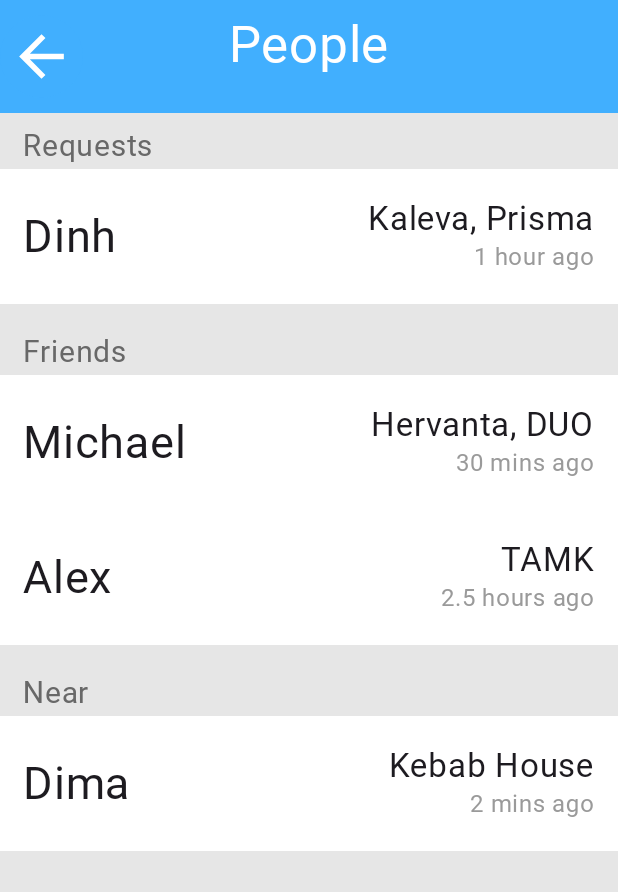
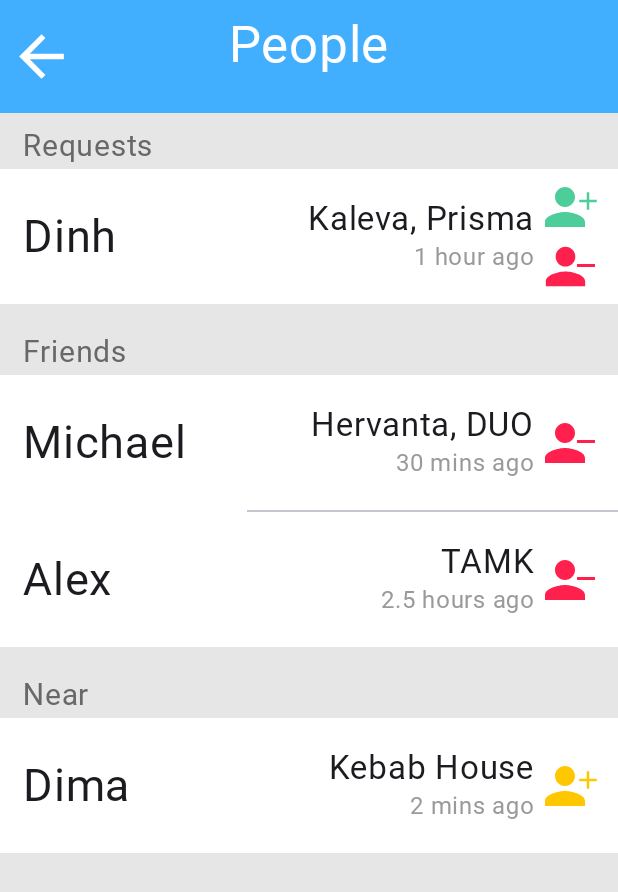
Before and after one commit to M1h4n1k/MyZenly, an Android app built with Jetpack Compose: the screen it shows after launch (MainActivity), after a tap on "People", on a phone screen of 412 x 824 dp. Shown: the top 892 px of the screen. Run offline under Robolectric (Android 15) with nearby library versions, the phone set to English and light mode, and no system bars; Roboto replaces fonts that are not available here.

Commit message:
added title to main page, added action buttons and dividers to people, added color animation to settings

```diff
--- a/android/app/src/main/java/com/example/mzenly/Main.kt
+++ b/android/app/src/main/java/com/example/mzenly/Main.kt
@@ -1,11 +1,13 @@
 package com.example.mzenly
 
 import androidx.compose.foundation.layout.Arrangement
+import androidx.compose.foundation.layout.Box
 import androidx.compose.foundation.layout.Column
 import androidx.compose.foundation.layout.PaddingValues
 import androidx.compose.foundation.layout.Spacer
 import androidx.compose.foundation.layout.fillMaxSize
 import androidx.compose.foundation.layout.height
+import androidx.compose.foundation.layout.offset
 import androidx.compose.foundation.layout.padding
 import androidx.compose.foundation.layout.size
 import androidx.compose.foundation.layout.width
@@ -22,9 +24,16 @@ import androidx.compose.material3.Text
 import androidx.compose.runtime.Composable
 import androidx.compose.ui.Alignment
 import androidx.compose.ui.Modifier
+import androidx.compose.ui.graphics.Brush
 import androidx.compose.ui.graphics.Color
+import androidx.compose.ui.graphics.StrokeJoin
+import androidx.compose.ui.graphics.TileMode
+import androidx.compose.ui.graphics.drawscope.Stroke
 import androidx.compose.ui.graphics.vector.ImageVector
+import androidx.compose.ui.text.TextStyle
+import androidx.compose.ui.text.style.TextDecoration
 import androidx.compose.ui.tooling.preview.Preview
+import androidx.compose.ui.unit.TextUnit
 import androidx.compose.ui.unit.dp
 import androidx.compose.ui.unit.sp
 import androidx.navigation.NavController
@@ -32,6 +41,7 @@ import androidx.navigation.compose.NavHost
 import androidx.navigation.compose.composable
 import androidx.navigation.compose.rememberNavController
 import com.example.mzenly.ui.theme.MZenlyTheme
+import com.example.mzenly.ui.theme.roundedSansFamily
 import com.google.android.gms.maps.model.CameraPosition
 import com.google.android.gms.maps.model.LatLng
 import com.google.maps.android.compose.GoogleMap
@@ -41,7 +51,6 @@ import com.google.maps.android.compose.MapUiSettings
 import com.google.maps.android.compose.Marker
 import com.google.maps.android.compose.MarkerState
 import com.google.maps.android.compose.rememberCameraPositionState
-
 
 
 @Composable
@@ -75,6 +84,30 @@ private fun MainNavButton(icon: ImageVector, text: String, onClick: () -> Unit){
 }
 
 
+@Composable
+private fun PlaceHeader(place: String){
+    Box (Modifier.offset(10.dp)) {
+        Text(
+            place,
+            color = Color.White,
+            fontSize = 45.sp,
+        )
+
+        Text(
+            place,
+            style = TextStyle.Default.copy(
+                color = Color.Black,
+                fontSize = 46.sp,
+                fontFamily = roundedSansFamily,
+                drawStyle = Stroke(
+                    width = 6f,
+                    join = StrokeJoin.Round
+                )
+            )
+        )
+    }
+}
+
 
 @Composable
 fun Main(navController: NavController){
@@ -95,7 +128,7 @@ fun Main(navController: NavController){
         */
 //        googleMapOptionsFactory = { GoogleMapOptions().mapId("b68aea34d834a746") },
         properties = MapProperties(
-            mapType = MapType.NORMAL,
+            mapType = MapType.TERRAIN,  // in emulator the roads are black if I use normal type
             isBuildingEnabled = true,
             isIndoorEnabled = true,
             ),
@@ -108,10 +141,12 @@ fun Main(navController: NavController){
         )
     }
 
+    PlaceHeader("Tampere")
+
     Column (
         modifier = Modifier
             .fillMaxSize()
-            .padding(15.dp, 150.dp),
+            .padding(15.dp, 120.dp),
         horizontalAlignment = Alignment.End,
         verticalArrangement = Arrangement.Bottom
     ){
--- a/android/app/src/main/java/com/example/mzenly/People.kt
+++ b/android/app/src/main/java/com/example/mzenly/People.kt
@@ -1,10 +1,20 @@
 package com.example.mzenly
 
+import androidx.compose.foundation.background
+import androidx.compose.foundation.layout.Box
 import androidx.compose.foundation.layout.Column
 import androidx.compose.foundation.layout.Spacer
 import androidx.compose.foundation.layout.fillMaxSize
+import androidx.compose.foundation.layout.fillMaxWidth
 import androidx.compose.foundation.layout.height
 import androidx.compose.foundation.layout.offset
+import androidx.compose.foundation.layout.size
+import androidx.compose.foundation.layout.width
+import androidx.compose.material.icons.Icons
+import androidx.compose.material.icons.filled.Add
+import androidx.compose.material.icons.filled.Person
+import androidx.compose.material3.Divider
+import androidx.compose.material3.Icon
 import androidx.compose.material3.MaterialTheme
 import androidx.compose.material3.Surface
 import androidx.compose.material3.Text
@@ -22,11 +32,13 @@ import com.example.mzenly.ui.theme.MZenlyTheme
 import androidx.compose.ui.unit.dp
 import androidx.compose.ui.unit.sp
 import androidx.compose.runtime.Composable
+import androidx.compose.ui.Alignment
 import androidx.compose.ui.tooling.preview.Preview
 
 
 @Composable
-private fun PeopleBlock(title: String, users: List<Map<String, String>>){
+private fun PeopleBlock(title: String, users: List<Map<String, String>>, actions: @Composable () -> Unit){
+    // Maybe add swiping logic in future
     Spacer(modifier = Modifier.height(10.dp))
     Text(
         title,
@@ -35,8 +47,48 @@ private fun PeopleBlock(title: String, users: List<Map<String, String>>){
         modifier = Modifier.offset(15.dp)
     )
     Spacer(modifier = Modifier.height(3.dp))
-    for (u in users){
-        UserCard(u)
+    for (i in users.indices) {
+        UserCard(users[i]) {
+            actions()
+        }
+        if (i != users.size - 1) {
+            Box (contentAlignment = Alignment.CenterEnd) {
+                Divider(modifier = Modifier.fillMaxWidth(), color = Color.White)
+                Divider(modifier = Modifier.fillMaxWidth(0.6f))
+            }
+        }
+    }
+}
+
+
+private data class Action(val name: String, val color: Color)
+
+@Composable
+private fun ActionButton(action: Action){
+    Box {
+        Icon(
+            imageVector = Icons.Filled.Person,
+            contentDescription = action.name,
+            modifier = Modifier.size(40.dp),
+            tint = action.color
+        )
+        if (action.name == "remove") {
+            Box(modifier = Modifier
+                .size(12.dp, 2.dp)
+                .offset(28.dp, 18.dp)
+                .background(action.color)
+            )
+        }
+        else {
+            Icon(
+                imageVector = Icons.Filled.Add,
+                contentDescription = action.name,
+                modifier = Modifier
+                    .size(20.dp)
+                    .offset(25.dp, 6.dp),
+                tint = action.color,
+            )
+        }
     }
 }
 
@@ -59,11 +111,21 @@ fun People(navController: NavHostController){
     Column {
         Header(text = "People", navController = navController)
 
-        PeopleBlock("Requests", requests)
+        // I intentionally pass actions as a parameter instead of the parenthesis
+        PeopleBlock("Requests", requests, actions = {
+            Column {
+                ActionButton(Action("add", Color(0xFF4CCD99)))
+                ActionButton(Action("remove", Color(0xFFFF204E)))
+            }
+        })
         Spacer(modifier = Modifier.height(10.dp))
-        PeopleBlock("Friends", friends)
+        PeopleBlock("Friends", friends, actions = {
+            ActionButton(Action("remove", Color(0xFFFF204E)))
+        })
         Spacer(modifier = Modifier.height(10.dp))
-        PeopleBlock("Near", near)
+        PeopleBlock("Near", near, actions = {
+            ActionButton(Action("request", Color(0xFFFFC700)))
+        })
     }
 }
 
--- a/android/app/src/main/java/com/example/mzenly/components/UserCard.kt
+++ b/android/app/src/main/java/com/example/mzenly/components/UserCard.kt
@@ -19,7 +19,7 @@ import androidx.compose.ui.unit.sp
 
 
 @Composable
-fun UserCard(user: Map<String, String>) {
+fun UserCard(user: Map<String, String>, content: @Composable() () -> Unit) {
     Row(modifier = Modifier
         .fillMaxWidth()
         .height(90.dp)
@@ -36,6 +36,7 @@ fun UserCard(user: Map<String, String>) {
             )
         }
 
+        Row (verticalAlignment = Alignment.CenterVertically){
             Column (horizontalAlignment = Alignment.End) {
                 Text(
                     text = user.getOrDefault("place", ""),
@@ -47,11 +48,15 @@ fun UserCard(user: Map<String, String>) {
                     color = Color(0xFF9A9A9A)
                 )
             }
+            Column {
+                content()
+            }
+        }
     }
 }
 
 
-@Preview(showBackground = true)
+@Preview
 @Composable
 private fun UserCardPreview(){
     MZenlyTheme {
@@ -59,7 +64,9 @@ private fun UserCardPreview(){
             "name" to "Michael",
             "place" to "Hervanta, DUO",
             "time" to "30 mins ago"
-        ))
+        )) {
+            Text("Btns")
+        }
     }
 
 }
```
Also changed, not shown: android/app/src/main/java/com/example/mzenly/Settings.kt (+36 -24 lines). Lines whose indentation alone changed are shown as unchanged.
